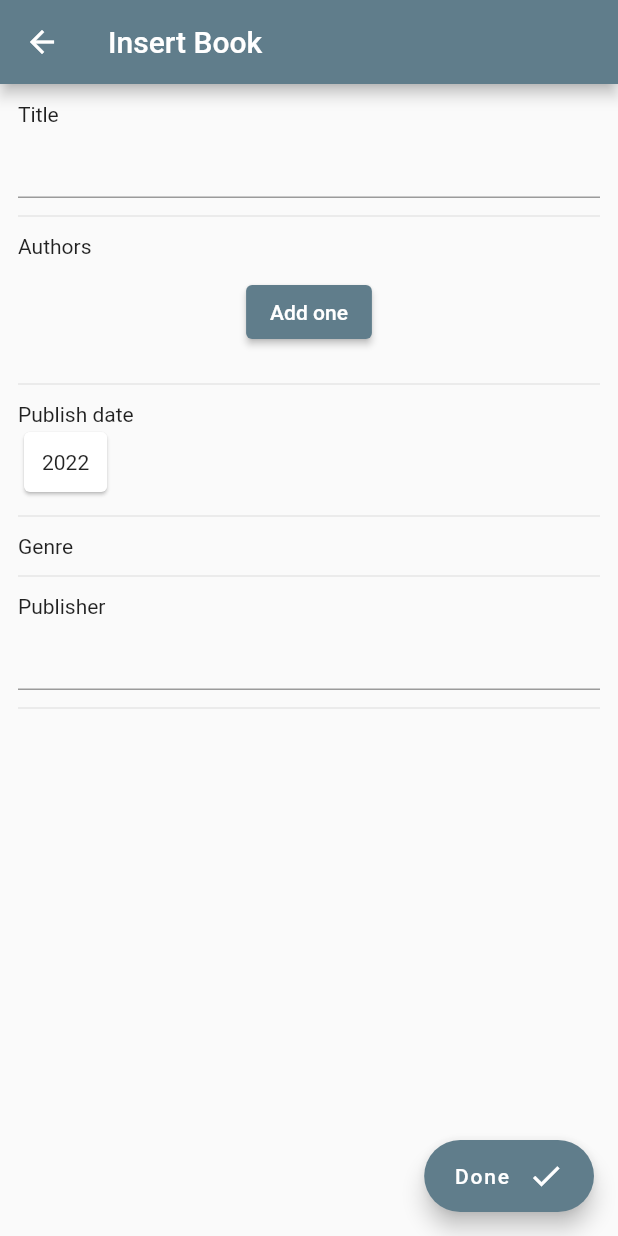
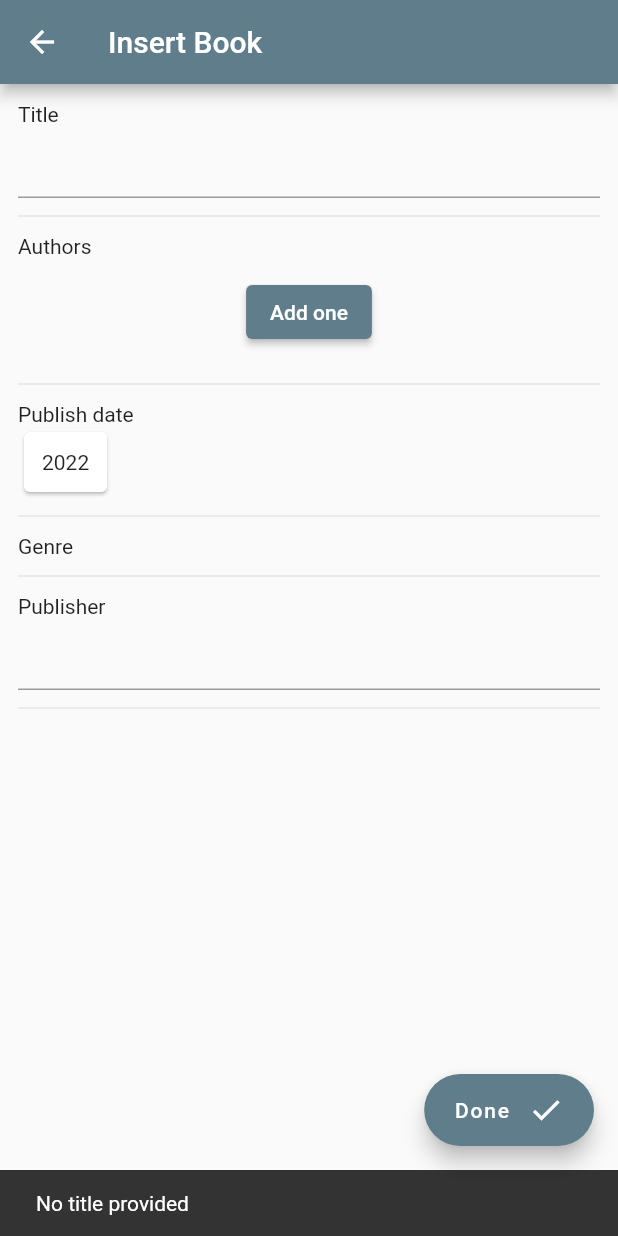
Before and after one commit to Mathorga/Shelfless, a Flutter app: the InsertBookScreen screen opened by its route, after a tap on "Done", on a phone screen of 412 x 824 dp. Run offline on Flutter 3.47's test engine with Material 2 defaults, Android fonts, the phone set to English and light mode, and no system bars; our stand-ins replace hive, hive_flutter; accounts and stored records are empty.

Commit message:
Added book insert

```diff
--- a/lib/screens/insert_book_screen.dart
+++ b/lib/screens/insert_book_screen.dart
@@ -17,9 +17,9 @@ class InsertBookScreen extends StatefulWidget {
 }
 
 class _InsertBookScreenState extends State<InsertBookScreen> {
-  final Box<Book> books = Hive.box<Book>("books");
-  final Box<Author> authors = Hive.box<Author>("authors");
-  final Box<Genre> genres = Hive.box<Genre>("genres");
+  final Box<Book> _books = Hive.box<Book>("books");
+  final Box<Author> _authors = Hive.box<Author>("authors");
+  final Box<Genre> _genres = Hive.box<Genre>("genres");
 
   Book book = Book();
 
@@ -27,7 +27,7 @@ class _InsertBookScreenState extends State<InsertBookScreen> {
   void initState() {
     super.initState();
 
-    book.authors = HiveList(authors);
+    book.authors = HiveList(_authors);
   }
 
   @override
@@ -45,7 +45,9 @@ class _InsertBookScreenState extends State<InsertBookScreen> {
             crossAxisAlignment: CrossAxisAlignment.start,
             children: [
               const Text("Title"),
-              const TextField(),
+              TextField(
+                onChanged: (String value) => book.title = value,
+              ),
               const SizedBox(
                 height: 24.0,
                 child: Divider(height: 2.0),
@@ -76,12 +78,12 @@ class _InsertBookScreenState extends State<InsertBookScreen> {
                               shrinkWrap: true,
                               children: [
                                 ...List.generate(
-                                  authors.length + 1,
-                                  (int index) => index < authors.length
+                                  _authors.length + 1,
+                                  (int index) => index < _authors.length
                                       ? ListTile(
-                                          leading: Text("${authors.getAt(index)!.firstName} ${authors.getAt(index)!.lastName}"),
+                                          leading: Text("${_authors.getAt(index)!.firstName} ${_authors.getAt(index)!.lastName}"),
                                           onTap: () {
-                                            final Author author = authors.getAt(index)!;
+                                            final Author author = _authors.getAt(index)!;
 
                                             // Only add the author if not already there.
                                             if (!book.authors!.contains(author)) {
@@ -157,7 +159,20 @@ class _InsertBookScreenState extends State<InsertBookScreen> {
         ),
       ),
       floatingActionButton: FloatingActionButton.extended(
-        onPressed: () {},
+        onPressed: () {
+          if (book.title != "" && book.authors!.isNotEmpty) {
+            // Actually save a new book.
+            _books.add(book);
+            Navigator.of(context).pop();
+          } else {
+            ScaffoldMessenger.of(context).showSnackBar(
+              const SnackBar(
+                content: Text("No title provided"),
+                duration: Duration(seconds: 2),
+              ),
+            );
+          }
+        },
         label: Row(
           children: const [
             Text("Done"),
--- a/lib/widgets/book_preview_widget.dart
+++ b/lib/widgets/book_preview_widget.dart
@@ -32,7 +32,7 @@ class BookPreviewWidget extends StatelessWidget {
                 textAlign: TextAlign.center,
               ),
               const SizedBox(height: 12.0),
-              if (book.authors != null)
+              if (book.authors != null && book.authors!.isNotEmpty)
                 book.authors!.length <= 2
                     ? Text(book.authors!.map((Author author) => author.toString()).reduce((String value, String element) => "$value, $element"))
                     : Text("${book.authors!.first}, altri"),
```
Also changed, not shown: lib/screens/main_screen.dart (+1 -9 lines).
